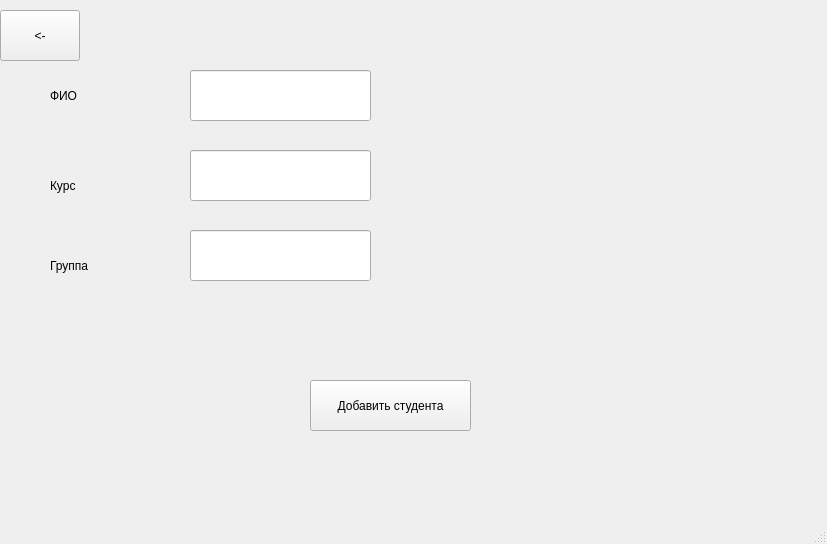
Qt form qt/create_and_add.ui (andrei-229/valanter_app) before a commit.
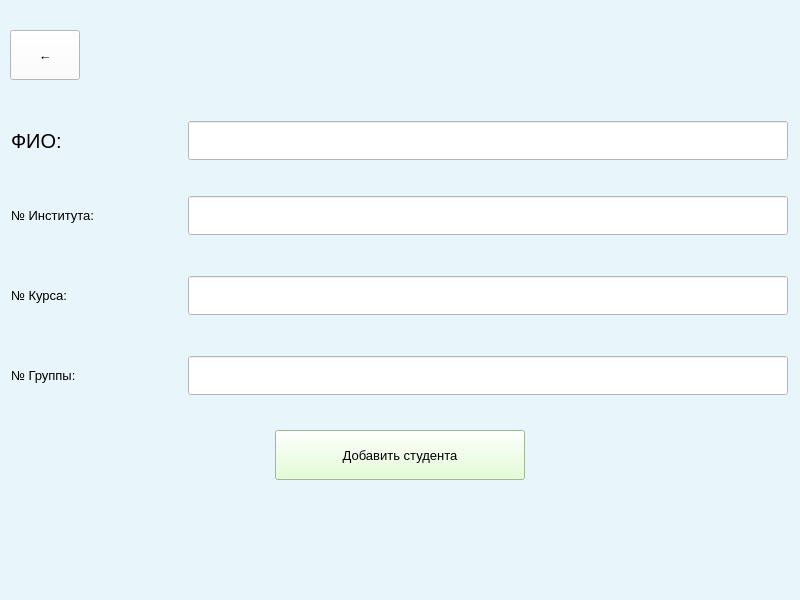
The same form after that commit.

```diff
--- a/qt/create_and_add.ui
+++ b/qt/create_and_add.ui
@@ -6,108 +6,358 @@
    <rect>
     <x>0</x>
     <y>0</y>
-    <width>827</width>
-    <height>544</height>
+    <width>800</width>
+    <height>600</height>
    </rect>
   </property>
+  <property name="minimumSize">
+   <size>
+    <width>800</width>
+    <height>600</height>
+   </size>
+  </property>
+  <property name="maximumSize">
+   <size>
+    <width>800</width>
+    <height>600</height>
+   </size>
+  </property>
+  <property name="font">
+   <font>
+    <pointsize>20</pointsize>
+   </font>
+  </property>
   <property name="windowTitle">
    <string>Создание и добавление</string>
   </property>
+  <property name="styleSheet">
+   <string notr="true">background-color: rgb(232, 245, 250);</string>
+  </property>
   <widget class="QWidget" name="centralwidget">
-   <widget class="QLabel" name="label">
+   <widget class="QWidget" name="horizontalLayoutWidget">
     <property name="geometry">
      <rect>
-      <x>50</x>
-      <y>80</y>
-      <width>101</width>
-      <height>31</height>
+      <x>10</x>
+      <y>20</y>
+      <width>781</width>
+      <height>71</height>
      </rect>
     </property>
-    <property name="text">
-     <string>ФИО</string>
-    </property>
+    <layout class="QHBoxLayout" name="horizontalLayout_9">
+     <item>
+      <widget class="QPushButton" name="back_but">
+       <property name="minimumSize">
+        <size>
+         <width>70</width>
+         <height>50</height>
+        </size>
+       </property>
+       <property name="maximumSize">
+        <size>
+         <width>70</width>
+         <height>50</height>
+        </size>
+       </property>
+       <property name="font">
+        <font>
+         <pointsize>10</pointsize>
+        </font>
+       </property>
+       <property name="styleSheet">
+        <string notr="true">background-color: rgb(255, 255, 255);</string>
+       </property>
+       <property name="text">
+        <string>←</string>
+       </property>
+      </widget>
+     </item>
+     <item>
+      <spacer name="horizontalSpacer">
+       <property name="orientation">
+        <enum>Qt::Horizontal</enum>
+       </property>
+       <property name="sizeHint" stdset="0">
+        <size>
+         <width>40</width>
+         <height>20</height>
+        </size>
+       </property>
+      </spacer>
+     </item>
+    </layout>
    </widget>
-   <widget class="QLabel" name="label_2">
+   <widget class="QWidget" name="horizontalLayoutWidget_2">
     <property name="geometry">
      <rect>
-      <x>50</x>
-      <y>170</y>
-      <width>101</width>
-      <height>31</height>
+      <x>10</x>
+      <y>110</y>
+      <width>781</width>
+      <height>61</height>
      </rect>
     </property>
-    <property name="text">
-     <string>Курс</string>
-    </property>
+    <layout class="QHBoxLayout" name="horizontalLayout_10">
+     <item>
+      <widget class="QLabel" name="label">
+       <property name="minimumSize">
+        <size>
+         <width>170</width>
+         <height>0</height>
+        </size>
+       </property>
+       <property name="maximumSize">
+        <size>
+         <width>170</width>
+         <height>16777215</height>
+        </size>
+       </property>
+       <property name="font">
+        <font>
+         <pointsize>15</pointsize>
+        </font>
+       </property>
+       <property name="text">
+        <string>ФИО:</string>
+       </property>
+      </widget>
+     </item>
+     <item>
+      <widget class="QLineEdit" name="input_fio">
+       <property name="minimumSize">
+        <size>
+         <width>600</width>
+         <height>0</height>
+        </size>
+       </property>
+       <property name="maximumSize">
+        <size>
+         <width>600</width>
+         <height>16777215</height>
+        </size>
+       </property>
+       <property name="font">
+        <font>
+         <pointsize>20</pointsize>
+        </font>
+       </property>
+       <property name="styleSheet">
+        <string notr="true">background-color: rgb(255, 255, 255);</string>
+       </property>
+      </widget>
+     </item>
+    </layout>
    </widget>
-   <widget class="QLabel" name="label_3">
+   <widget class="QWidget" name="horizontalLayoutWidget_3">
     <property name="geometry">
      <rect>
-      <x>50</x>
-      <y>250</y>
-      <width>101</width>
-      <height>31</height>
+      <x>10</x>
+      <y>180</y>
+      <width>781</width>
+      <height>71</height>
      </rect>
     </property>
-    <property name="text">
-     <string>Группа</string>
-    </property>
+    <layout class="QHBoxLayout" name="horizontalLayout_11">
+     <item>
+      <widget class="QLabel" name="label_2">
+       <property name="minimumSize">
+        <size>
+         <width>170</width>
+         <height>0</height>
+        </size>
+       </property>
+       <property name="maximumSize">
+        <size>
+         <width>170</width>
+         <height>16777215</height>
+        </size>
+       </property>
+       <property name="font">
+        <font>
+         <pointsize>10</pointsize>
+        </font>
+       </property>
+       <property name="text">
+        <string>№ Института:</string>
+       </property>
+      </widget>
+     </item>
+     <item>
+      <widget class="QLineEdit" name="num_inst">
+       <property name="maximumSize">
+        <size>
+         <width>600</width>
+         <height>16777215</height>
+        </size>
+       </property>
+       <property name="font">
+        <font>
+         <pointsize>20</pointsize>
+        </font>
+       </property>
+       <property name="styleSheet">
+        <string notr="true">background-color: rgb(255, 255, 255);</string>
+       </property>
+      </widget>
+     </item>
+    </layout>
    </widget>
-   <widget class="QLineEdit" name="input_name">
+   <widget class="QWidget" name="horizontalLayoutWidget_4">
     <property name="geometry">
      <rect>
-      <x>190</x>
-      <y>70</y>
-      <width>181</width>
-      <height>51</height>
+      <x>10</x>
+      <y>260</y>
+      <width>781</width>
+      <height>71</height>
      </rect>
     </property>
+    <layout class="QHBoxLayout" name="horizontalLayout_12">
+     <item>
+      <widget class="QLabel" name="label_3">
+       <property name="minimumSize">
+        <size>
+         <width>170</width>
+         <height>0</height>
+        </size>
+       </property>
+       <property name="maximumSize">
+        <size>
+         <width>170</width>
+         <height>16777215</height>
+        </size>
+       </property>
+       <property name="font">
+        <font>
+         <pointsize>10</pointsize>
+        </font>
+       </property>
+       <property name="text">
+        <string>№ Курса:</string>
+       </property>
+      </widget>
+     </item>
+     <item>
+      <widget class="QLineEdit" name="num_kurs">
+       <property name="minimumSize">
+        <size>
+         <width>600</width>
+         <height>0</height>
+        </size>
+       </property>
+       <property name="maximumSize">
+        <size>
+         <width>600</width>
+         <height>16777215</height>
+        </size>
+       </property>
+       <property name="font">
+        <font>
+         <pointsize>20</pointsize>
+        </font>
+       </property>
+       <property name="styleSheet">
+        <string notr="true">background-color: rgb(255, 255, 255);</string>
+       </property>
+      </widget>
+     </item>
+    </layout>
    </widget>
-   <widget class="QLineEdit" name="input_cours">
+   <widget class="QWidget" name="horizontalLayoutWidget_5">
     <property name="geometry">
      <rect>
-      <x>190</x>
-      <y>150</y>
-      <width>181</width>
-      <height>51</height>
+      <x>10</x>
+      <y>340</y>
+      <width>781</width>
+      <height>71</height>
      </rect>
     </property>
+    <layout class="QHBoxLayout" name="horizontalLayout_13">
+     <item>
+      <widget class="QLabel" name="label_4">
+       <property name="minimumSize">
+        <size>
+         <width>170</width>
+         <height>0</height>
+        </size>
+       </property>
+       <property name="maximumSize">
+        <size>
+         <width>170</width>
+         <height>16777215</height>
+        </size>
+       </property>
+       <property name="font">
+        <font>
+         <pointsize>10</pointsize>
+        </font>
+       </property>
+       <property name="text">
+        <string>№ Группы:</string>
+       </property>
+      </widget>
+     </item>
+     <item>
+      <widget class="QLineEdit" name="num_group">
+       <property name="minimumSize">
+        <size>
+         <width>600</width>
+         <height>0</height>
+        </size>
+       </property>
+       <property name="maximumSize">
+        <size>
+         <width>600</width>
+         <height>16777215</height>
+        </size>
+       </property>
+       <property name="font">
+        <font>
+         <pointsize>20</pointsize>
+        </font>
+       </property>
+       <property name="styleSheet">
+        <string notr="true">background-color: rgb(255, 255, 255);</string>
+       </property>
+      </widget>
+     </item>
+    </layout>
    </widget>
-   <widget class="QLineEdit" name="input_group">
+   <widget class="QWidget" name="horizontalLayoutWidget_6">
     <property name="geometry">
      <rect>
-      <x>190</x>
-      <y>230</y>
-      <width>181</width>
-      <height>51</height>
+      <x>10</x>
+      <y>420</y>
+      <width>781</width>
+      <height>71</height>
      </rect>
     </property>
-   </widget>
-   <widget class="QPushButton" name="back_but">
-    <property name="geometry">
-     <rect>
-      <x>0</x>
-      <y>10</y>
-      <width>80</width>
-      <height>51</height>
-     </rect>
-    </property>
-    <property name="text">
-     <string>&lt;-</string>
-    </property>
-   </widget>
-   <widget class="QPushButton" name="add_but">
-    <property name="geometry">
-     <rect>
-      <x>310</x>
-      <y>380</y>
-      <width>161</width>
-      <height>51</height>
-     </rect>
-    </property>
-    <property name="text">
-     <string>Добавить студента</string>
-    </property>
+    <layout class="QHBoxLayout" name="horizontalLayout_15">
+     <item>
+      <widget class="QPushButton" name="add_student_btn">
+       <property name="minimumSize">
+        <size>
+         <width>250</width>
+         <height>50</height>
+        </size>
+       </property>
+       <property name="maximumSize">
+        <size>
+         <width>250</width>
+         <height>50</height>
+        </size>
+       </property>
+       <property name="font">
+        <font>
+         <pointsize>10</pointsize>
+        </font>
+       </property>
+       <property name="styleSheet">
+        <string notr="true">background-color: rgb(221, 255, 204);</string>
+       </property>
+       <property name="text">
+        <string>Добавить студента</string>
+       </property>
+      </widget>
+     </item>
+    </layout>
    </widget>
   </widget>
   <widget class="QMenuBar" name="menubar">
```
Left out of the diff: 4 changed lines with no effect on the pictures.
